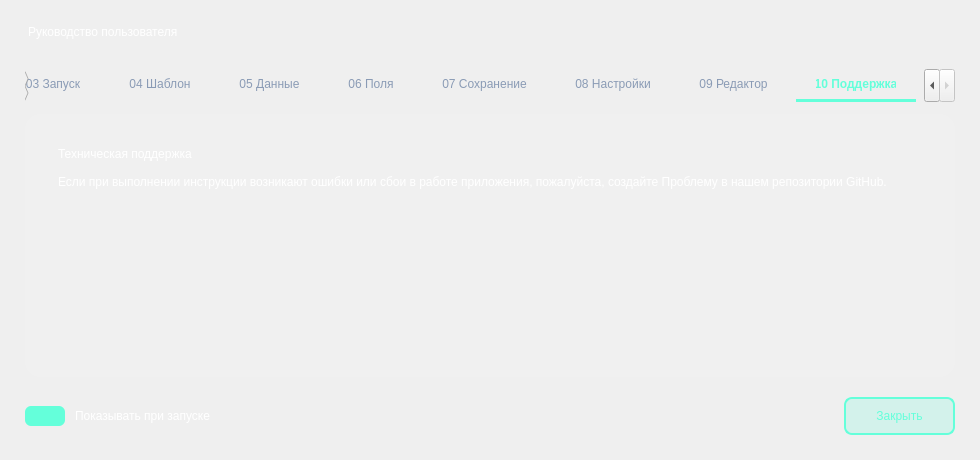
Before: the Qt Designer form UncompiledUI/helpDialog.ui in CyberBro9/aobp, drawn with Qt 5.
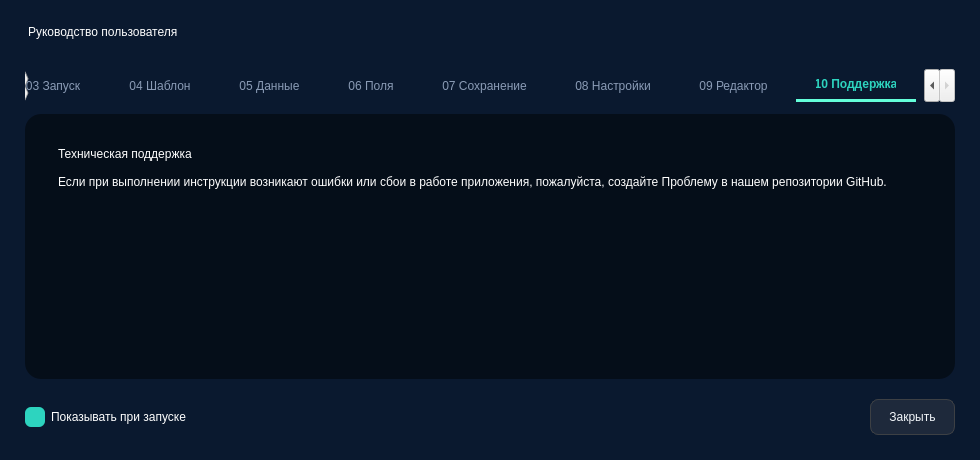
After: the same form once the commit is applied.

```diff
--- a/UncompiledUI/helpDialog.ui
+++ b/UncompiledUI/helpDialog.ui
@@ -14,52 +14,51 @@
    <string>Справка</string>
   </property>
   <property name="styleSheet">
-   <string notr="true">
-     QDialog {
-         background: qlineargradient(x1:0, y1:0, x2:1, y2:1,
-                                     stop:0 #0a1a2f,
-                                     stop:1 #0d2b4a);
-     }
-   </string>
-  </property>
-  <layout class="QVBoxLayout" name="mainLayout">
-   <property name="spacing">
-    <number>20</number>
-   </property>
-   <property name="leftMargin">
-    <number>25</number>
-   </property>
-   <property name="topMargin">
-    <number>25</number>
-   </property>
-   <property name="rightMargin">
-    <number>25</number>
-   </property>
-   <property name="bottomMargin">
-    <number>25</number>
-   </property>
-   <item>
-    <widget class="QLabel" name="titleLabel">
-     <property name="styleSheet">
-      <string notr="true">
-        font: bold 20pt 'Yu Gothic UI';
-        color: #ffffff;
-        padding-bottom: 8px;
-        border-bottom: 2px solid #64ffda;
-      </string>
-     </property>
-     <property name="text">
-      <string>Руководство пользователя</string>
-     </property>
-    </widget>
-   </item>
-   <item>
-    <widget class="QTabWidget" name="tabWidget">
-     <property name="styleSheet">
-      <string notr="true">
+   <string notr="true">QDialog {
+	background: #0a192f;
+}
+QLabel {
+	font: 20pt 'InterI';
+    color: #ffffff;
+    padding-bottom: 8px;
+    border-bottom: 2px solid #64ffda;
+}
+QPushButton {
+            background-color: #1e293b;
+            border: 1px solid #3d4044;
+            border-radius: 8px;
+            padding: 10px 18px;
+            color: #f1f5f9;
+            font: 500 11pt 'Inter', 'Segoe UI', 'Yu Gothic UI';
+          }
+          QPushButton:hover {
+              background: rgba(100,255,218,0.3);
+          }
+          QPushButton:pressed {
+              background: rgba(100,255,218,0.5);
+          }
+QCheckBox {
+              color: #ffffff;
+              font: 12pt 'Inter';
+          }
+          QCheckBox::indicator {
+              width: 20px;
+              height: 20px;
+              border-radius: 6px;
+              background-color: rgb(255, 255, 255);
+          }
+          	QCheckBox::indicator:checked {
+             	background-color: #2dd4bf;
+          	}
+		  	QCheckBox::indicator:unchecked {
+				background-color: rgb(5, 14, 25)
+			}
+          QCheckBox::indicator:hover {
+              background-color: rgb(156, 212, 191)
+          }
+
         QTabWidget::pane {
-            background: rgba(255,255,255,0.07);
-            border: none;
+            background: #050e19;
             border-radius: 16px;
             margin-top: 12px;
             padding: 20px;
@@ -67,20 +66,56 @@
         QTabBar::tab {
             background: transparent;
             color: #8a9bb5;
-            font: 12pt 'Yu Gothic UI';
+            font: 12pt 'Inter';
             padding: 8px 20px;
             margin-right: 8px;
-            border: none;
-            border-bottom: 3px solid transparent;
         }
         QTabBar::tab:selected {
-            color: #64ffda;
+            color: #2dd4bf;
             font-weight: bold;
             border-bottom: 3px solid #64ffda;
         }
         QTabBar::tab:hover {
             color: #b0c4de;
         }
+QTextEdit {
+	background: transparent;
+    color: #ffffff;
+    font: 12pt 'Inter';
+    border: none;
+}</string>
+  </property>
+  <layout class="QVBoxLayout" name="mainLayout">
+   <property name="spacing">
+    <number>20</number>
+   </property>
+   <property name="leftMargin">
+    <number>25</number>
+   </property>
+   <property name="topMargin">
+    <number>25</number>
+   </property>
+   <property name="rightMargin">
+    <number>25</number>
+   </property>
+   <property name="bottomMargin">
+    <number>25</number>
+   </property>
+   <item>
+    <widget class="QLabel" name="titleLabel">
+     <property name="styleSheet">
+      <string notr="true">
+      </string>
+     </property>
+     <property name="text">
+      <string>Руководство пользователя</string>
+     </property>
+    </widget>
+   </item>
+   <item>
+    <widget class="QTabWidget" name="tabWidget">
+     <property name="styleSheet">
+      <string notr="true">
       </string>
      </property>
      <property name="currentIndex">
@@ -476,14 +511,6 @@
       <layout class="QVBoxLayout" name="supportLayout">
        <item>
         <widget class="QTextEdit" name="textSupport">
-         <property name="styleSheet">
-          <string notr="true">
-            background: transparent;
-            color: #ffffff;
-            font: 14pt 'Yu Gothic UI';
-            border: none;
-          </string>
-         </property>
          <property name="readOnly">
           <bool>true</bool>
          </property>
@@ -494,10 +521,10 @@
 hr { height: 1px; border-width: 0; }
 li.unchecked::marker { content: &quot;\2610&quot;; }
 li.checked::marker { content: &quot;\2612&quot;; }
-&lt;/style&gt;&lt;/head&gt;&lt;body style=&quot; font-family:'Yu Gothic UI'; font-size:14pt; font-weight:400; font-style:normal;&quot;&gt;
+&lt;/style&gt;&lt;/head&gt;&lt;body style=&quot; font-family:'Inter'; font-size:12pt; font-weight:400; font-style:normal;&quot;&gt;
 &lt;p style=&quot; margin-top:0px; margin-bottom:0px; margin-left:0px; margin-right:0px; -qt-block-indent:0; text-indent:0px;&quot;&gt;Техническая поддержка&lt;/p&gt;
 &lt;p style=&quot;-qt-paragraph-type:empty; margin-top:0px; margin-bottom:0px; margin-left:0px; margin-right:0px; -qt-block-indent:0; text-indent:0px;&quot;&gt;&lt;br /&gt;&lt;/p&gt;
-&lt;p style=&quot; margin-top:0px; margin-bottom:0px; margin-left:0px; margin-right:0px; -qt-block-indent:0; text-indent:0px;&quot;&gt;Если при выполнении инструкции возникают ошибки или сбои в работе приложения, пожалуйста, создайте Проблему в нашем &lt;a href=&quot;https://github.com/CyberBro9/aobp&quot;&gt;&lt;span style=&quot; text-decoration: underline; color:#004275;&quot;&gt;репозитории GitHub&lt;/span&gt;&lt;/a&gt;.&lt;/p&gt;&lt;/body&gt;&lt;/html&gt;</string>
+&lt;p style=&quot; margin-top:0px; margin-bottom:0px; margin-left:0px; margin-right:0px; -qt-block-indent:0; text-indent:0px;&quot;&gt;Если при выполнении инструкции возникают ошибки или сбои в работе приложения, пожалуйста, создайте Проблему в нашем репозитории GitHub.&lt;/p&gt;&lt;/body&gt;&lt;/html&gt;</string>
          </property>
          <property name="plainText">
           <string>Техническая поддержка
@@ -516,23 +543,6 @@
       <widget class="QCheckBox" name="checkBox">
        <property name="styleSheet">
         <string notr="true">
-          QCheckBox {
-              color: #ffffff;
-              font: 12pt 'Yu Gothic UI';
-              spacing: 10px;
-          }
-          QCheckBox::indicator {
-              width: 40px;
-              height: 20px;
-              border-radius: 6px;
-              background-color: #4f5b6b;
-          }
-          QCheckBox::indicator:checked {
-              background-color: #64ffda;
-          }
-          QCheckBox::indicator:unchecked:hover {
-              background-color: #5f6b7b;
-          }
         </string>
        </property>
        <property name="text">
@@ -560,20 +570,6 @@
       <widget class="QPushButton" name="closeButton">
        <property name="styleSheet">
         <string notr="true">
-          QPushButton {
-              background: rgba(100,255,218,0.2);
-              border: 2px solid #64ffda;
-              border-radius: 8px;
-              padding: 10px 30px;
-              font: bold 12pt 'Yu Gothic UI';
-              color: #64ffda;
-          }
-          QPushButton:hover {
-              background: rgba(100,255,218,0.3);
-          }
-          QPushButton:pressed {
-              background: rgba(100,255,218,0.5);
-          }
         </string>
        </property>
        <property name="text">
```
Left out of the diff: 92 changed lines with no effect on the pictures.
